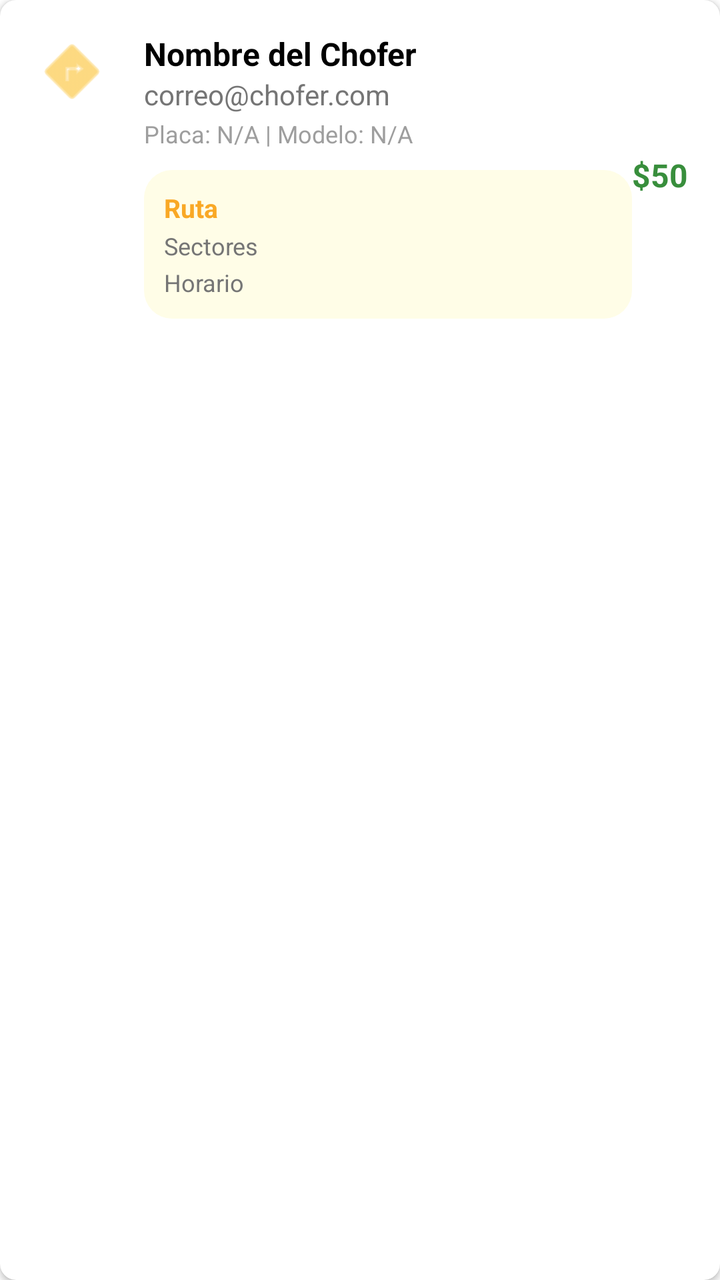
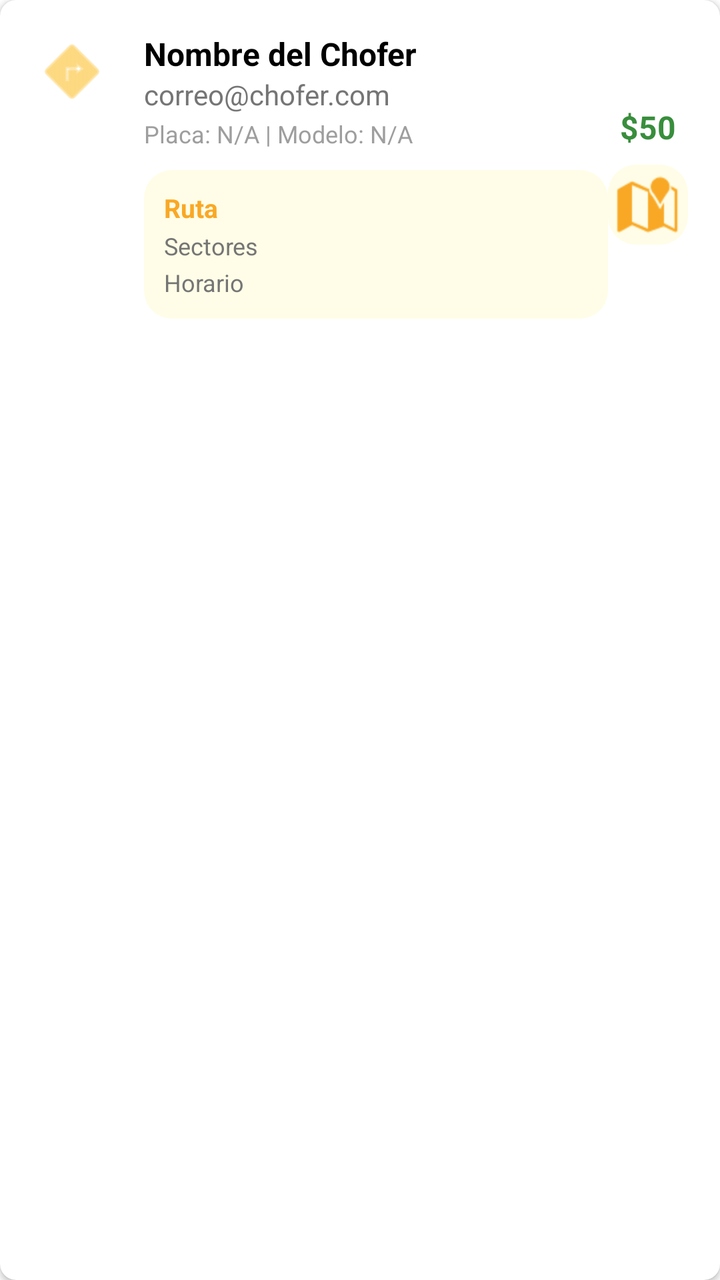

An Android layout rendered at two revisions. The XML below is the earlier revision; the diff shows what the commit changed to produce the second picture.
<!-- AndroidManifest.xml: application theme Theme.BusetaEscolarApp -->
<!-- res/layout/item_chofer.xml -->
<?xml version="1.0" encoding="utf-8"?>
<androidx.cardview.widget.CardView xmlns:android="http://schemas.android.com/apk/res/android"
    xmlns:app="http://schemas.android.com/apk/res-auto"
    android:layout_width="match_parent"
    android:layout_height="wrap_content"
    android:layout_marginBottom="8dp"
    app:cardCornerRadius="8dp"
    app:cardElevation="2dp"
    android:clickable="true"
    android:focusable="true"
    android:foreground="?attr/selectableItemBackground">

    <LinearLayout
        android:layout_width="match_parent"
        android:layout_height="wrap_content"
        android:orientation="horizontal"
        android:padding="16dp">

        <ImageView
            android:layout_width="40dp"
            android:layout_height="40dp"
            android:src="@android:drawable/ic_menu_directions"
            app:tint="#FBC02D" />

        <LinearLayout
            android:layout_width="0dp"
            android:layout_height="wrap_content"
            android:layout_marginStart="16dp"
            android:layout_weight="1"
            android:orientation="vertical">

            <TextView
                android:id="@+id/tvChoferName"
                android:layout_width="wrap_content"
                android:layout_height="wrap_content"
                android:text="Nombre del Chofer"
                android:textColor="@android:color/black"
                android:textSize="16sp"
                android:textStyle="bold" />

            <TextView
                android:id="@+id/tvChoferEmail"
                android:layout_width="wrap_content"
                android:layout_height="wrap_content"
                android:text="correo@chofer.com"
                android:textColor="#757575"
                android:textSize="14sp" />

            <TextView
                android:id="@+id/tvChoferBus"
                android:layout_width="wrap_content"
                android:layout_height="wrap_content"
                android:text="Placa: N/A | Modelo: N/A"
                android:textColor="#9E9E9E"
                android:textSize="12sp"
                android:layout_marginTop="2dp" />

            
            <LinearLayout
                android:layout_width="match_parent"
                android:layout_height="wrap_content"
                android:layout_marginTop="10dp"
                android:background="@drawable/bg_nav_active"
                android:orientation="vertical"
                android:padding="10dp">

                <TextView
                    android:id="@+id/tvChoferRuta"
                    android:layout_width="match_parent"
                    android:layout_height="wrap_content"
                    android:text="Ruta"
                    android:textColor="@color/school_yellow_dark"
                    android:textSize="13sp"
                    android:textStyle="bold" />

                <TextView
                    android:id="@+id/tvChoferSectores"
                    android:layout_width="match_parent"
                    android:layout_height="wrap_content"
                    android:layout_marginTop="2dp"
                    android:text="Sectores"
                    android:textColor="@color/text_secondary"
                    android:textSize="12sp" />

                <TextView
                    android:id="@+id/tvChoferHorario"
                    android:layout_width="match_parent"
                    android:layout_height="wrap_content"
                    android:layout_marginTop="2dp"
                    android:text="Horario"
                    android:textColor="@color/text_secondary"
                    android:textSize="12sp" />
            </LinearLayout>
        </LinearLayout>

        <TextView
            android:id="@+id/tvChoferPrice"
            android:layout_width="wrap_content"
            android:layout_height="wrap_content"
            android:layout_gravity="center_vertical"
            android:text="$50"
            android:textColor="#388E3C"
            android:textSize="16sp"
            android:textStyle="bold" />
    </LinearLayout>
</androidx.cardview.widget.CardView>
<!-- resources referenced by this layout -->
<resources>
  <color name="school_yellow_dark">#F9A825</color>
  <color name="text_secondary">#757575</color>
  <!-- drawable bg_nav_active (drawable) -->
  <shape xmlns:android="http://schemas.android.com/apk/res/android"
      android:shape="rectangle">
      <solid android:color="@color/school_yellow_soft" />
      <corners android:radius="14dp" />
  </shape>
  <style name="Theme.BusetaEscolarApp" parent="Theme.MaterialComponents.Light.NoActionBar" />
  <color name="school_yellow_soft">#FFFDE7</color>
</resources>

<!-- the commit's change to res/layout/item_chofer.xml (unified diff, before → after) -->
@@ -93,14 +93,32 @@
             </LinearLayout>
         </LinearLayout>
 
-        <TextView
-            android:id="@+id/tvChoferPrice"
+        <LinearLayout
             android:layout_width="wrap_content"
             android:layout_height="wrap_content"
             android:layout_gravity="center_vertical"
-            android:text="$50"
-            android:textColor="#388E3C"
-            android:textSize="16sp"
-            android:textStyle="bold" />
+            android:orientation="vertical"
+            android:gravity="center">
+
+            <TextView
+                android:id="@+id/tvChoferPrice"
+                android:layout_width="wrap_content"
+                android:layout_height="wrap_content"
+                android:text="$50"
+                android:textColor="#388E3C"
+                android:textSize="16sp"
+                android:textStyle="bold" />
+
+            <ImageButton
+                android:id="@+id/btnVerRutaMapa"
+                android:layout_width="40dp"
+                android:layout_height="40dp"
+                android:layout_marginTop="8dp"
+                android:src="@android:drawable/ic_dialog_map"
+                android:background="@drawable/bg_nav_active"
+                android:padding="8dp"
+                android:contentDescription="Ver ruta en mapa"
+                app:tint="@color/school_yellow_dark" />
+        </LinearLayout>
     </LinearLayout>
 </androidx.cardview.widget.CardView>
